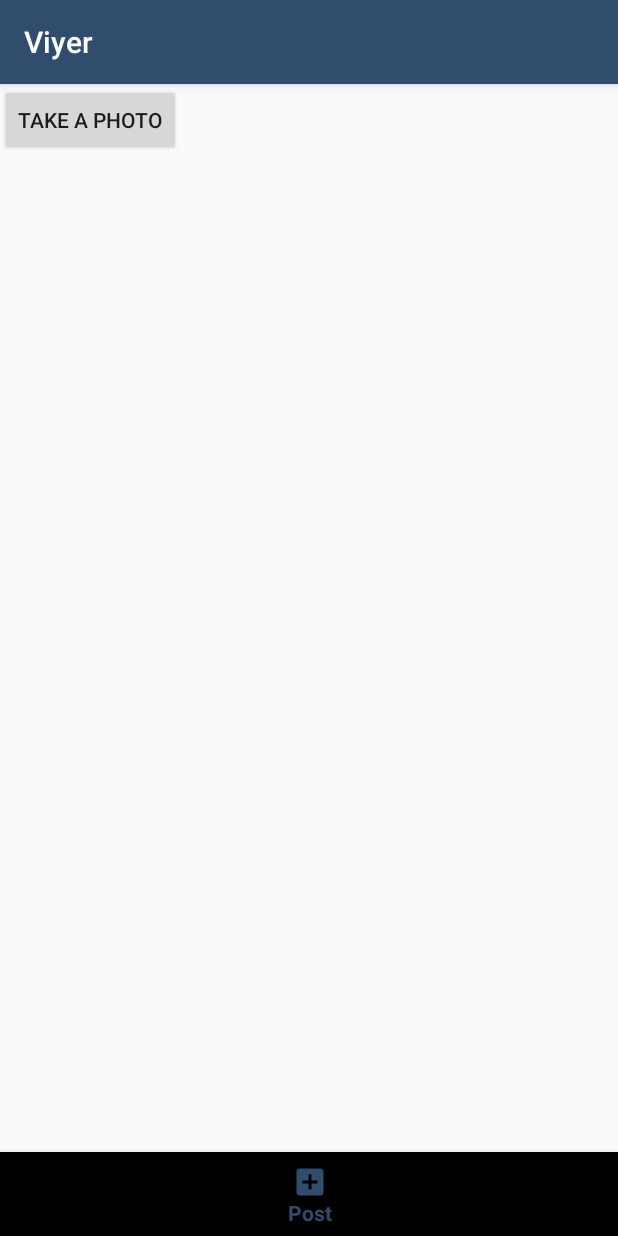
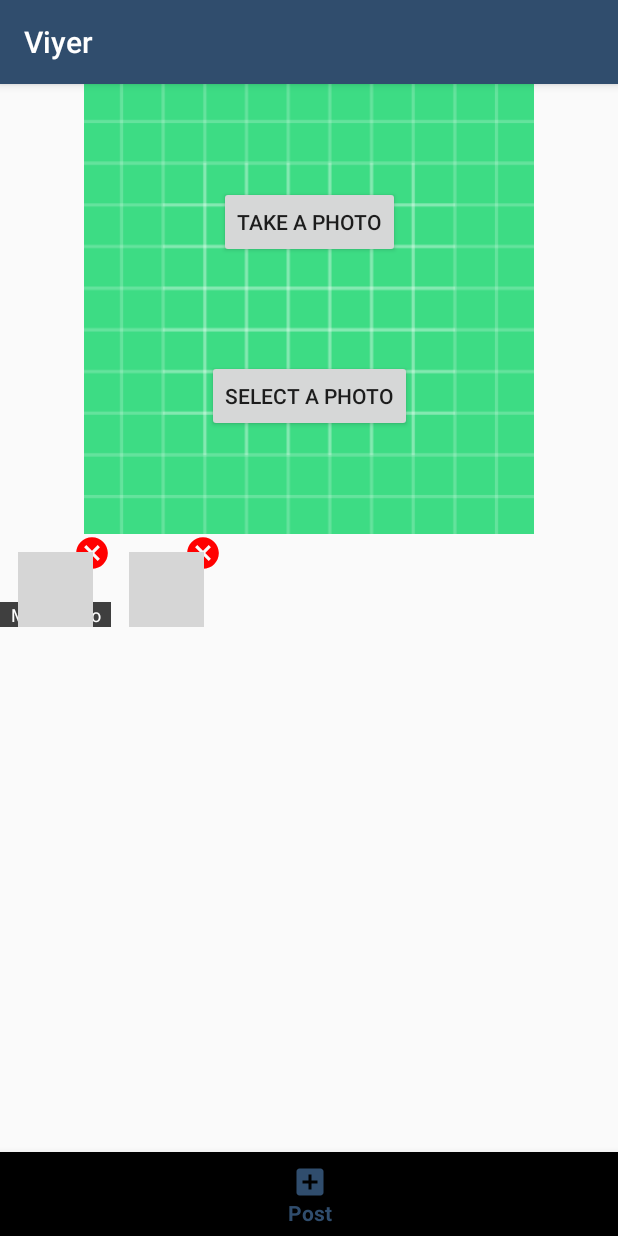
Before and after one commit to dannymota/Viyer, an Android app: the MainActivity screen opened directly, with no data from a screen before it, item 3 of the bottom bar chosen, on a phone screen of 412 x 824 dp. Run offline under Robolectric (Android 15) with nearby library versions, the phone set to English and light mode, and no system bars; pictures from the network do not load; grey boxes are pictures that could not be loaded.

Commit message:
Add image preview

```diff
--- a/app/build.gradle
+++ b/app/build.gradle
@@ -36,4 +36,6 @@ dependencies {
     implementation "androidx.appcompat:appcompat:${appCompatVersion}"
     implementation "com.google.android.material:material:${designSupportVersion}"
     implementation "androidx.percentlayout:percentlayout:1.0.0"
+    implementation 'com.github.bumptech.glide:glide:4.11.0'
+    annotationProcessor 'com.github.bumptech.glide:compiler:4.11.0'
 }
--- a/app/src/main/java/com/example/viyer/MainActivity.java
+++ b/app/src/main/java/com/example/viyer/MainActivity.java
@@ -17,8 +17,8 @@ import com.google.android.material.bottomnavigation.BottomNavigationView;
 
 public class MainActivity extends AppCompatActivity {
     public static final String TAG = "MainActivity";
-    BottomNavigationView bottomNavigationView;
-    FragmentManager fragmentManager;
+    private BottomNavigationView bottomNavigationView;
+    private FragmentManager fragmentManager;
 
     @Override
     protected void onCreate(Bundle savedInstanceState) {
--- a/app/src/main/java/com/example/viyer/fragments/PostFragment.java
+++ b/app/src/main/java/com/example/viyer/fragments/PostFragment.java
@@ -1,14 +1,19 @@
 package com.example.viyer.fragments;
 
+import android.graphics.drawable.Drawable;
 import android.os.Bundle;
 
+import androidx.annotation.NonNull;
+import androidx.annotation.Nullable;
 import androidx.fragment.app.Fragment;
 
 import android.view.LayoutInflater;
 import android.view.View;
 import android.view.ViewGroup;
+import android.widget.LinearLayout;
 
 import com.example.viyer.R;
+import com.example.viyer.layouts.ImagePreviewLayout;
 
 /**
  * A simple {@link Fragment} subclass.
@@ -25,6 +30,8 @@ public class PostFragment extends Fragment {
     // TODO: Rename and change types of parameters
     private String mParam1;
     private String mParam2;
+
+    private LinearLayout llPreviews;
 
     public PostFragment() {
         // Required empty public constructor
@@ -63,4 +70,16 @@ public class PostFragment extends Fragment {
         // Inflate the layout for this fragment
         return inflater.inflate(R.layout.fragment_post, container, false);
     }
+
+    @Override
+    public void onViewCreated(@NonNull View view, @Nullable Bundle savedInstanceState) {
+        super.onViewCreated(view, savedInstanceState);
+        llPreviews = view.findViewById(R.id.llPreviews);
+        llPreviews.addView(createImagePreview("https://img.letgo.com/images/20/4c/d1/1c/204cd11c9a415aab18af91a2103b3db8.jpg?impolicy=img_600", true));
+        llPreviews.addView(createImagePreview("https://cdn.vox-cdn.com/thumbor/PiWoAygBS6lQXCasH8k4cxnjlFg=/1400x1400/filters:format(jpeg)/cdn.vox-cdn.com/uploads/chorus_asset/file/19329297/DSCF4472.jpg", false));
+    }
+
+    public ImagePreviewLayout createImagePreview(String imgPhoto, Boolean isMainPhoto) {
+        return new ImagePreviewLayout(getContext(), imgPhoto, isMainPhoto);
+    }
 }
--- /dev/null
+++ b/app/src/main/java/com/example/viyer/layouts/ImagePreviewLayout.java
@@ -0,0 +1,69 @@
+package com.example.viyer.layouts;
+
+import android.content.Context;
+import android.graphics.drawable.Drawable;
+import android.util.AttributeSet;
+import android.view.LayoutInflater;
+import android.view.View;
+import android.widget.FrameLayout;
+import android.widget.ImageView;
+import android.widget.TextView;
+
+import com.bumptech.glide.Glide;
+import com.example.viyer.R;
+
+public class ImagePreviewLayout extends FrameLayout {
+    private View mRoot;
+    private ImageView mImgPhoto;
+    private View mBtnClose;
+    private TextView tvMainPhoto;
+    private LayoutInflater inflater;
+    private String imgPhoto;
+    private Boolean isMainPhoto;
+    private Context mContext;
+
+    public ImagePreviewLayout(final Context context, String imgPhoto, Boolean isMainPhoto) {
+        super(context, null, 0);
+        this.imgPhoto = imgPhoto;
+        this.isMainPhoto = isMainPhoto;
+        init(context);
+    }
+
+    private void init(final Context context) {
+        if (isInEditMode())
+            return;
+
+        inflater = (LayoutInflater) context.getSystemService(Context.LAYOUT_INFLATER_SERVICE);
+
+        View customView = null;
+
+        if (inflater != null)
+            customView = inflater.inflate(R.layout.layout_image_preview, this);
+
+        if (customView == null)
+            return;
+
+        mRoot = customView.findViewById(R.id.action_post);
+        mImgPhoto = customView.findViewById(R.id.imgPhoto);
+        mBtnClose = customView.findViewById(R.id.btnClose);
+        tvMainPhoto = customView.findViewById(R.id.tvMainPhoto);
+
+        tvMainPhoto.setVisibility(View.GONE);
+        Glide.with(context).load(imgPhoto).into(mImgPhoto);
+        if (isMainPhoto) {
+            tvMainPhoto.setVisibility(View.VISIBLE);
+        }
+    }
+
+    public View getRoot() {
+        return mRoot;
+    }
+
+    public ImageView getImgPhoto() {
+        return mImgPhoto;
+    }
+
+    public View getBtnClose() {
+        return mBtnClose;
+    }
+}
--- /dev/null
+++ b/app/src/main/res/drawable/ic_baseline_add_a_photo_24.xml
@@ -0,0 +1,10 @@
+<vector xmlns:android="http://schemas.android.com/apk/res/android"
+    android:width="24dp"
+    android:height="24dp"
+    android:viewportWidth="24"
+    android:viewportHeight="24"
+    android:tint="?attr/colorControlNormal">
+  <path
+      android:fillColor="@android:color/white"
+      android:pathData="M3,4V1h2v3h3v2H5v3H3V6H0V4H3zM6,10V7h3V4h7l1.83,2H21c1.1,0 2,0.9 2,2v12c0,1.1 -0.9,2 -2,2H5c-1.1,0 -2,-0.9 -2,-2V10H6zM13,19c2.76,0 5,-2.24 5,-5s-2.24,-5 -5,-5s-5,2.24 -5,5S10.24,19 13,19zM9.8,14c0,1.77 1.43,3.2 3.2,3.2s3.2,-1.43 3.2,-3.2s-1.43,-3.2 -3.2,-3.2S9.8,12.23 9.8,14z"/>
+</vector>
--- /dev/null
+++ b/app/src/main/res/drawable/ic_baseline_cancel_24.xml
@@ -0,0 +1,11 @@
+<vector xmlns:android="http://schemas.android.com/apk/res/android"
+    android:width="24dp"
+    android:height="24dp"
+    android:viewportWidth="24"
+    android:viewportHeight="24"
+    android:tint="?attr/colorControlNormal">
+  <path
+      android:fillColor="@android:color/white"
+      android:pathData="M12,2C6.47,2 2,6.47 2,12s4.47,10 10,10 10,-4.47 10,-10S17.53,2 12,2zM17,15.59L15.59,17 12,13.41 8.41,17 7,15.59 10.59,12 7,8.41 8.41,7 12,10.59 15.59,7 17,8.41 13.41,12 17,15.59z"/>
+
+</vector>
--- a/app/src/main/res/layout/fragment_post.xml
+++ b/app/src/main/res/layout/fragment_post.xml
@@ -1,5 +1,7 @@
 <?xml version="1.0" encoding="utf-8"?>
-<FrameLayout xmlns:android="http://schemas.android.com/apk/res/android"
+<androidx.constraintlayout.widget.ConstraintLayout
+    xmlns:android="http://schemas.android.com/apk/res/android"
+    xmlns:app="http://schemas.android.com/apk/res-auto"
     xmlns:tools="http://schemas.android.com/tools"
     android:layout_width="match_parent"
     android:layout_height="match_parent"
@@ -7,10 +9,52 @@
 
     <!-- TODO: Update blank fragment layout -->
 
+    <ImageView
+        android:id="@+id/imageView"
+        android:layout_width="0dp"
+        android:layout_height="300dp"
+        app:layout_constraintEnd_toEndOf="parent"
+        app:layout_constraintStart_toStartOf="parent"
+        app:layout_constraintTop_toTopOf="parent"
+        app:srcCompat="@drawable/ic_launcher_background"
+        tools:src="@tools:sample/avatars"
+        tools:visibility="invisible" />
+
     <Button
         android:id="@+id/btnTake"
         android:layout_width="wrap_content"
         android:layout_height="wrap_content"
-        android:text="Take a photo" />
+        android:text="Take a photo"
+        app:layout_constraintBottom_toTopOf="@+id/button2"
+        app:layout_constraintEnd_toEndOf="parent"
+        app:layout_constraintStart_toStartOf="parent"
+        app:layout_constraintTop_toTopOf="@+id/imageView" />
 
-</FrameLayout>
+    <ScrollView
+        android:layout_width="match_parent"
+        android:layout_height="wrap_content"
+        app:layout_constraintEnd_toEndOf="parent"
+        app:layout_constraintStart_toStartOf="parent"
+        app:layout_constraintTop_toBottomOf="@+id/imageView">
+
+        <LinearLayout
+            android:id="@+id/llPreviews"
+            android:layout_width="match_parent"
+            android:layout_height="wrap_content"
+            android:orientation="horizontal"
+            app:layout_constraintEnd_toEndOf="parent"
+            app:layout_constraintStart_toStartOf="parent"
+            app:layout_constraintTop_toBottomOf="@+id/imageView" />
+    </ScrollView>
+
+    <Button
+        android:id="@+id/button2"
+        android:layout_width="wrap_content"
+        android:layout_height="wrap_content"
+        android:text="Select a photo"
+        app:layout_constraintBottom_toBottomOf="@id/btnTake"
+        app:layout_constraintEnd_toEndOf="parent"
+        app:layout_constraintStart_toStartOf="parent"
+        app:layout_constraintTop_toBottomOf="@+id/imageView" />
+
+</androidx.constraintlayout.widget.ConstraintLayout>
--- /dev/null
+++ b/app/src/main/res/layout/layout_image_preview.xml
@@ -0,0 +1,42 @@
+<?xml version="1.0" encoding="utf-8"?>
+<androidx.constraintlayout.widget.ConstraintLayout xmlns:android="http://schemas.android.com/apk/res/android"
+    xmlns:app="http://schemas.android.com/apk/res-auto"
+    xmlns:tools="http://schemas.android.com/tools"
+    android:layout_width="wrap_content"
+    android:layout_height="wrap_content">
+
+    <ImageView
+        android:id="@+id/imgPhoto"
+        android:layout_width="50dp"
+        android:layout_height="50dp"
+        android:layout_margin="12dp"
+        app:layout_constraintEnd_toEndOf="parent"
+        app:layout_constraintStart_toStartOf="parent"
+        app:layout_constraintTop_toTopOf="parent"
+        app:srcCompat="@drawable/ic_launcher_background" />
+
+    <ImageButton
+        android:id="@+id/btnClose"
+        android:layout_width="25dp"
+        android:layout_height="25dp"
+        android:layout_gravity="end"
+        android:background="@drawable/ic_baseline_cancel_24"
+        android:backgroundTint="#FF0000"
+        android:scaleType="fitXY"
+        app:layout_constraintEnd_toEndOf="parent"
+        app:layout_constraintTop_toTopOf="parent" />
+
+    <TextView
+        android:id="@+id/tvMainPhoto"
+        android:layout_width="0dp"
+        android:layout_height="wrap_content"
+        android:layout_gravity="bottom|center"
+        android:background="#BF000000"
+        android:gravity="center"
+        android:text="Main photo"
+        android:textColor="#FFFFFF"
+        android:textSize="12sp"
+        app:layout_constraintBottom_toBottomOf="parent"
+        app:layout_constraintEnd_toEndOf="parent"
+        app:layout_constraintStart_toStartOf="parent" />
+</androidx.constraintlayout.widget.ConstraintLayout>
```
